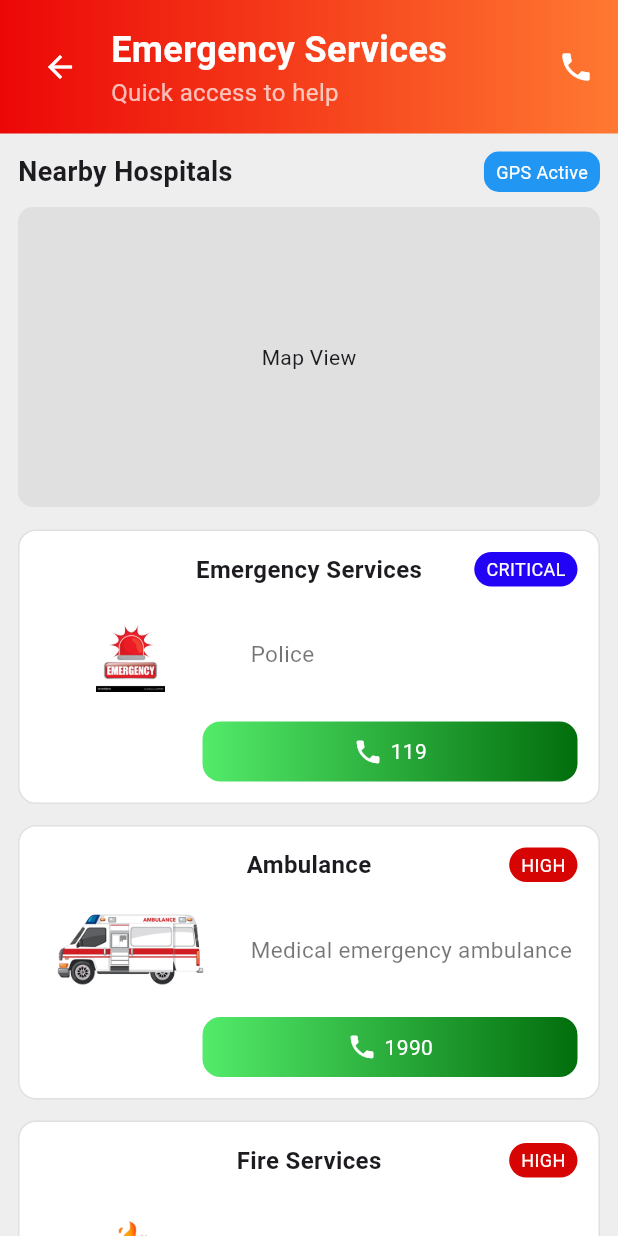
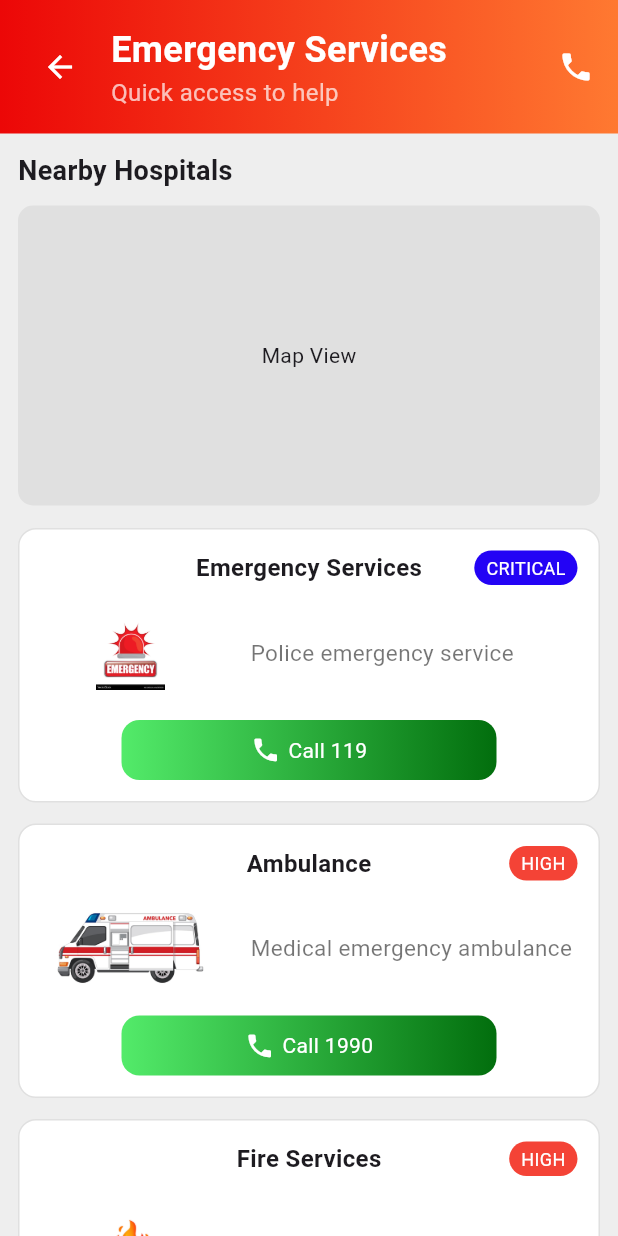
Before and after one commit to Praneeth108/prana_ai, a Flutter app: the EmergencyPage screen opened directly, on a phone screen of 412 x 824 dp. Run offline on Flutter 3.47's test engine with Material 3 defaults, Android fonts, the phone set to English and light mode, and no system bars; our stand-ins replace firebase_auth, firebase_core, image_picker; accounts and stored records are empty.

Commit message:
Make call

```diff
--- a/lib/pages/emergency_service_page.dart
+++ b/lib/pages/emergency_service_page.dart
@@ -1,13 +1,27 @@
 import 'package:flutter/material.dart';
+import 'package:url_launcher/url_launcher.dart';
 
 class EmergencyPage extends StatelessWidget {
   const EmergencyPage({super.key});
+
+  // 📞 CALL FUNCTION
+  Future<void> _makeCall(String number) async {
+    final Uri phoneUri = Uri.parse("tel:$number");
+
+    try {
+      await launchUrl(
+        phoneUri,
+        mode: LaunchMode.externalApplication,
+      );
+    } catch (e) {
+      debugPrint("Cannot launch: $number");
+    }
+  }
 
   @override
   Widget build(BuildContext context) {
     return Scaffold(
       backgroundColor: Colors.grey[200],
-
       body: SafeArea(
         child: Column(
           children: [
@@ -26,12 +40,10 @@ class EmergencyPage extends StatelessWidget {
                 children: [
                   IconButton(
                     icon: const Icon(Icons.arrow_back, color: Colors.white),
-                    onPressed: () {
-                      Navigator.pop(context);
-                    },
+                    onPressed: () => Navigator.pop(context),
                   ),
-                  SizedBox(width: 10),
-                  Expanded(
+                  const SizedBox(width: 10),
+                  const Expanded(
                     child: Column(
                       crossAxisAlignment: CrossAxisAlignment.start,
                       children: [
@@ -45,12 +57,15 @@ class EmergencyPage extends StatelessWidget {
                         ),
                         Text(
                           "Quick access to help",
-                          style: TextStyle(color: Colors.white70, fontSize: 16),
+                          style: TextStyle(
+                            color: Colors.white70,
+                            fontSize: 16,
+                          ),
                         ),
                       ],
                     ),
                   ),
-                  Icon(Icons.phone, color: Colors.white),
+                  const Icon(Icons.phone, color: Colors.white),
                 ],
               ),
             ),
@@ -61,9 +76,6 @@ class EmergencyPage extends StatelessWidget {
                 child: Column(
                   crossAxisAlignment: CrossAxisAlignment.start,
                   children: [
-                    Row(
-                      mainAxisAlignment: MainAxisAlignment.spaceBetween,
-                      children: [
                     const Text(
                       "Nearby Hospitals",
                       style: TextStyle(
@@ -71,22 +83,7 @@ class EmergencyPage extends StatelessWidget {
                         fontSize: 18,
                       ),
                     ),
-                        Container(
-                          padding: const EdgeInsets.symmetric(
-                            horizontal: 8,
-                            vertical: 5,
-                          ),
-                          decoration: BoxDecoration(
-                            color: Colors.blue,
-                            borderRadius: BorderRadius.circular(10),
-                          ),
-                          child: const Text(
-                            "GPS Active",
-                            style: TextStyle(color: Colors.white, fontSize: 12),
-                          ),
-                        ),
-                      ],
-                    ),
+
                     const SizedBox(height: 10),
 
                     Container(
@@ -100,75 +97,75 @@ class EmergencyPage extends StatelessWidget {
                     ),
 
                     const SizedBox(height: 15),
-                    // 🔥 IMAGE CARDS
+
                     hotlineCard(
-                      "assets/images/emer.jpg",
-                      Colors.white,
-                      "Emergency Services",
-                      "Police",
-                      "CRITICAL",
-                      const Color.fromARGB(255, 35, 3, 245),
-                      "119",
+                      imagePath: "assets/images/emer.jpg",
+                      title: "Emergency Services",
+                      subtitle: "Police emergency service",
+                      level: "CRITICAL",
+                      levelColor: const Color.fromARGB(255, 35, 3, 245),
+                      number: "119",
+                      bgColor: Colors.white,
                     ),
 
                     hotlineCard(
-                      "assets/images/ambulance.jpg",
-                      Colors.white,
-                      "Ambulance",
-                      "Medical emergency ambulance",
-                      "HIGH",
-                      const Color.fromARGB(255, 215, 4, 4),
-                      "1990",
+                      imagePath: "assets/images/ambulance.jpg",
+                      title: "Ambulance",
+                      subtitle: "Medical emergency ambulance",
+                      level: "HIGH",
+                      levelColor: Colors.red,
+                      number: "1990",
+                      bgColor: Colors.white,
                     ),
 
                     hotlineCard(
-                      "assets/images/fire.jpg",
-                      Colors.white,
-                      "Fire Services",
-                      "Fire and rescue services",
-                      "HIGH",
-                      const Color.fromARGB(255, 215, 4, 4),
-                      "110",
+                      imagePath: "assets/images/fire.jpg",
+                      title: "Fire Services",
+                      subtitle: "Fire and rescue services",
+                      level: "HIGH",
+                      levelColor: Colors.red,
+                      number: "110",
+                      bgColor: Colors.white,
                     ),
 
                     hotlineCard(
-                      "assets/images/poison.jpg",
-                      Colors.white,
-                      "Poison Control",
-                      "Poison emergencies & guidance",
-                      "HIGH",
-                      const Color.fromARGB(255, 215, 4, 4),
-                      "0112686",
+                      imagePath: "assets/images/poison.jpg",
+                      title: "Poison Control",
+                      subtitle: "Poison emergencies & guidance",
+                      level: "HIGH",
+                      levelColor: Colors.red,
+                      number: "0112686",
+                      bgColor: Colors.white,
                     ),
 
                     hotlineCard(
-                      "assets/images/women.jpeg",
-                      Colors.white,
-                      "Women Helpline",
-                      "Emergency helpline for women",
-                      "MEDIUM",
-                      Colors.yellow,
-                      "1938",
+                      imagePath: "assets/images/women.jpeg",
+                      title: "Women Helpline",
+                      subtitle: "Emergency helpline for women",
+                      level: "MEDIUM",
+                      levelColor: Colors.yellow,
+                      number: "1938",
+                      bgColor: Colors.white,
                     ),
 
                     hotlineCard(
-                      "assets/images/child.jpg",
-                      Colors.white,
-                      "Child Helpline",
-                      "Child emergency & protection",
-                      "MEDIUM",
-                      Colors.yellow,
-                      "1929",
+                      imagePath: "assets/images/child.jpg",
+                      title: "Child Helpline",
+                      subtitle: "Child emergency & protection",
+                      level: "MEDIUM",
+                      levelColor: Colors.yellow,
+                      number: "1929",
+                      bgColor: Colors.white,
                     ),
 
                     hotlineCard(
-                      "assets/images/mental.jpg",
-                      Colors.white,
-                      "Mental Health Support",
-                      "Confidential support & crisis care",
-                      "MEDIUM",
-                      Colors.yellow,
-                      "1926",
+                      imagePath: "assets/images/mental.jpg",
+                      title: "Mental Health Support",
+                      subtitle: "Confidential support & crisis care",
+                      level: "MEDIUM",
+                      levelColor: Colors.yellow,
+                      number: "1926",
+                      bgColor: Colors.white,
                     ),
                   ],
                 ),
@@ -180,16 +177,16 @@ class EmergencyPage extends StatelessWidget {
     );
   }
 
-  // 🔥 CARD WITH IMAGE
-  Widget hotlineCard(
-    String imagePath,
-    Color bgColor,
-    String title,
-    String subtitle,
-    String level,
-    Color levelColor,
-    String number,
-  ) {
+  // 🔥 CARD WITH CALL FUNCTION
+  Widget hotlineCard({
+    required String imagePath,
+    required Color bgColor,
+    required String title,
+    required String subtitle,
+    required String level,
+    required Color levelColor,
+    required String number,
+  }) {
     return Container(
       margin: const EdgeInsets.only(bottom: 14),
       padding: const EdgeInsets.all(14),
@@ -200,11 +197,10 @@ class EmergencyPage extends StatelessWidget {
       ),
       child: Column(
         children: [
-          // TITLE + LABEL
+          // TITLE + LEVEL
           Stack(
             children: [
-              Align(
-                alignment: Alignment.center,
+              Center(
                 child: Text(
                   title,
                   style: const TextStyle(
@@ -235,7 +231,7 @@ class EmergencyPage extends StatelessWidget {
 
           const SizedBox(height: 10),
 
-          // 🔹 IMAGE + TEXT
+          // IMAGE + TEXT
           Row(
             children: [
               Container(
@@ -257,7 +253,10 @@ class EmergencyPage extends StatelessWidget {
               Expanded(
                 child: Text(
                   subtitle,
-                  style: const TextStyle(fontSize: 15, color: Colors.black54),
+                  style: const TextStyle(
+                    fontSize: 15,
+                    color: Colors.black54,
+                  ),
                 ),
               ),
             ],
@@ -265,16 +264,19 @@ class EmergencyPage extends StatelessWidget {
 
           const SizedBox(height: 10),
 
-          // 🔥 BUTTON
-          Align(
-            alignment: Alignment.bottomRight,
+          // 📞 CALL BUTTON (FIXED)
+          GestureDetector(
+            onTap: () => _makeCall(number),
             child: Container(
               width: 250,
               padding: const EdgeInsets.symmetric(vertical: 10),
               decoration: BoxDecoration(
                 borderRadius: BorderRadius.circular(12),
                 gradient: const LinearGradient(
-                  colors: [Color(0xFF53EB6A), Color(0xFF026E0D)],
+                  colors: [
+                    Color(0xFF53EB6A),
+                    Color(0xFF026E0D),
+                  ],
                 ),
               ),
               child: Row(
@@ -283,8 +285,11 @@ class EmergencyPage extends StatelessWidget {
                   const Icon(Icons.phone, color: Colors.white, size: 20),
                   const SizedBox(width: 5),
                   Text(
-                    number,
-                    style: const TextStyle(color: Colors.white, fontSize: 14),
+                    "Call $number",
+                    style: const TextStyle(
+                      color: Colors.white,
+                      fontSize: 14,
+                    ),
                   ),
                 ],
               ),
```
Lines whose indentation alone changed are shown as unchanged.
